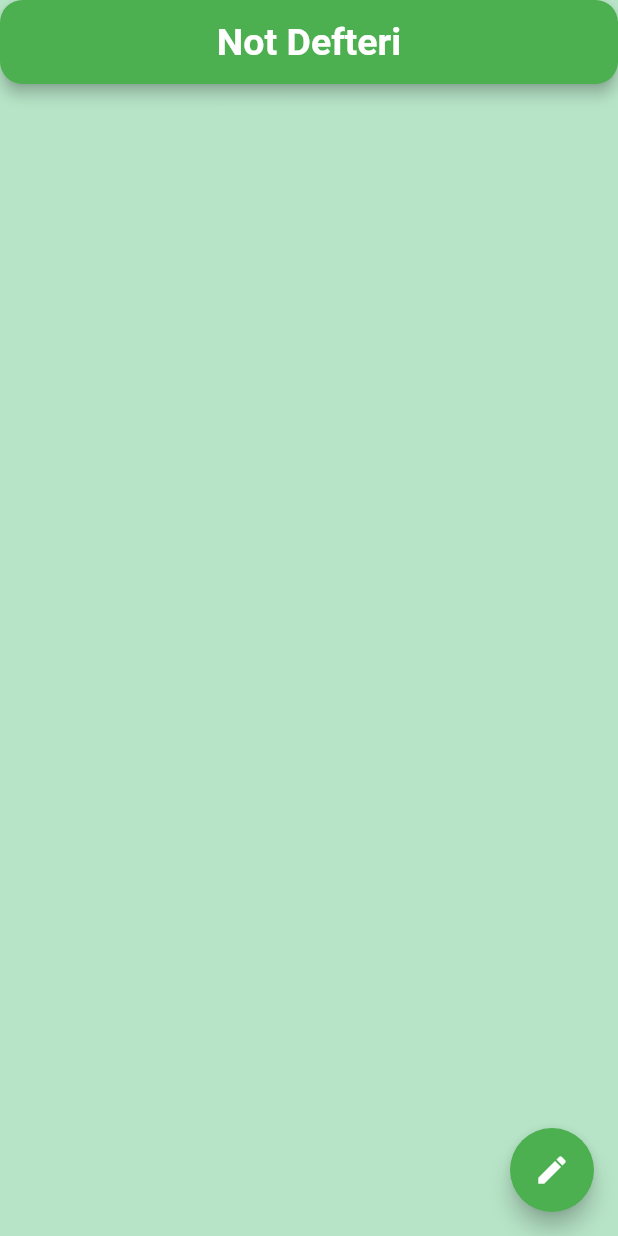
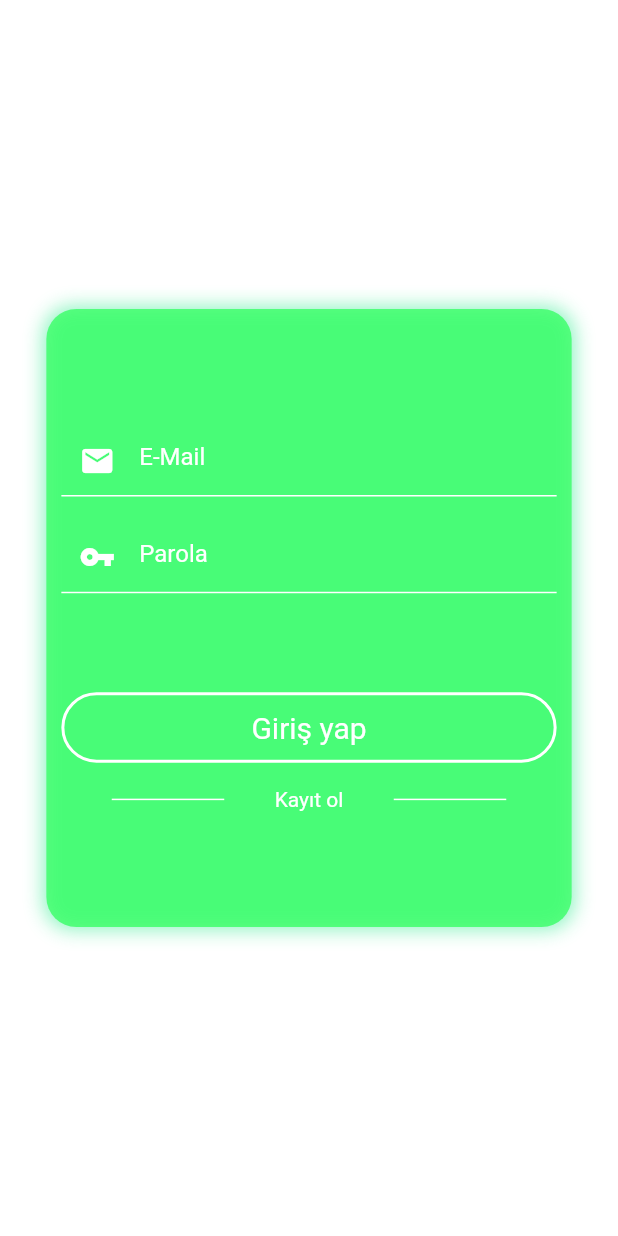
Before and after one commit to alisahin718/note_app, a Flutter app: the screen it shows after launch, on a phone screen of 412 x 824 dp. Run offline on Flutter 3.47's test engine with Material 2 defaults, Android fonts, the phone set to English and light mode, and no system bars; our stand-ins replace cloud_firestore, firebase_auth, firebase_core, sqflite; accounts and stored records are empty.

```diff
--- a/lib/main.dart
+++ b/lib/main.dart
@@ -1,6 +1,10 @@
+import 'package:firebase_core/firebase_core.dart';
 import 'package:flutter/material.dart';
+import 'package:flutter_note_app/screens/login.dart';
 import 'package:flutter_note_app/screens/note_list.dart';
-void main() {
+void main() async {
+  WidgetsFlutterBinding.ensureInitialized();
+  await Firebase.initializeApp();
   runApp(Home());
 }
 
@@ -13,7 +17,7 @@ class Home extends StatelessWidget {
       theme: ThemeData(
         primarySwatch: Colors.green,
       ),
-      home: NoteList(),
+      home: LoginPage(),
     );
   }
 }
--- /dev/null
+++ b/lib/screens/login.dart
@@ -0,0 +1,170 @@
+import 'package:flutter/material.dart';
+import 'package:flutter_note_app/screens/note_list.dart';
+import 'package:flutter_note_app/service/auth_service.dart';
+import 'package:flutter_note_app/screens/register.dart';
+
+class LoginPage extends StatefulWidget {
+  @override
+  _LoginPageState createState() => _LoginPageState();
+}
+
+class _LoginPageState extends State<LoginPage> {
+  final TextEditingController _emailController = TextEditingController();
+  final TextEditingController _passwordController = TextEditingController();
+
+  AuthService _authService = AuthService();
+
+  @override
+  Widget build(BuildContext context) {
+    var size = MediaQuery.of(context).size;
+    return Scaffold(
+      backgroundColor: Colors.white38,
+        body: Center(
+          child: Padding(
+            padding: const EdgeInsets.symmetric(horizontal: 10.0),
+            child: Container(
+              height: size.height * .5,
+              width: size.width * .85,
+              decoration: BoxDecoration(
+                  color: Color(0x9430ff5e).withOpacity(.75),
+                  borderRadius: BorderRadius.all(Radius.circular(20)),
+                  boxShadow: [
+                    BoxShadow(
+                        color: Colors.greenAccent.withOpacity(.75),
+                        blurRadius: 10,
+                        spreadRadius: 2)
+                  ]),
+              child: Padding(
+                padding: const EdgeInsets.all(10.0),
+                child: Center(
+                  child: Column(
+                    mainAxisAlignment: MainAxisAlignment.center,
+                    children: [
+                      TextField(
+                          controller: _emailController,
+                          style: TextStyle(
+                            color: Colors.white,
+                          ),
+                          cursorColor: Colors.white,
+                          keyboardType: TextInputType.emailAddress,
+                          decoration: InputDecoration(
+                            prefixIcon: Icon(
+                              Icons.mail,
+                              color: Colors.white,
+                            ),
+                            hintText: 'E-Mail',
+                            prefixText: ' ',
+                            hintStyle: TextStyle(color: Colors.white),
+                            focusColor: Colors.white,
+                            focusedBorder: UnderlineInputBorder(
+                                borderSide: BorderSide(
+                                  color: Colors.white,
+                                )),
+                            enabledBorder: UnderlineInputBorder(
+                                borderSide: BorderSide(
+                                  color: Colors.white,
+                                )),
+                          )),
+                      SizedBox(
+                        height: size.height * 0.02,
+                      ),
+                      TextField(
+                          style: TextStyle(
+                            color: Colors.white,
+                          ),
+                          cursorColor: Colors.white,
+                          controller: _passwordController,
+                          obscureText: true,
+                          decoration: InputDecoration(
+                            prefixIcon: Icon(
+                              Icons.vpn_key,
+                              color: Colors.white,
+                            ),
+                            hintText: 'Parola',
+                            prefixText: ' ',
+                            hintStyle: TextStyle(
+                              color: Colors.white,
+                            ),
+                            focusColor: Colors.white,
+                            focusedBorder: UnderlineInputBorder(
+                                borderSide: BorderSide(
+                                  color: Colors.white,
+                                )),
+                            enabledBorder: UnderlineInputBorder(
+                                borderSide: BorderSide(
+                                  color: Colors.white,
+                                )),
+                          )),
+                      SizedBox(
+                        height: size.height * 0.08,
+                      ),
+                      InkWell(
+                        onTap: () {
+                          _authService
+                              .signIn(
+                              _emailController.text, _passwordController.text)
+                              .then((value) {
+                            return Navigator.push(
+                                context,
+                                MaterialPageRoute(
+                                    builder: (context) => NoteList()));
+                          });
+                        },
+                        child: Container(
+                          padding: EdgeInsets.symmetric(vertical: 5),
+                          decoration: BoxDecoration(
+                              border: Border.all(color: Colors.white, width: 2),
+                              //color: colorPrimaryShade,
+                              borderRadius: BorderRadius.all(Radius.circular(30))),
+                          child: Padding(
+                            padding: const EdgeInsets.all(5.0),
+                            child: Center(
+                                child: Text(
+                                  "Giriş yap",
+                                  style: TextStyle(
+                                    color: Colors.white,
+                                    fontSize: 20,
+                                  ),
+                                )),
+                          ),
+                        ),
+                      ),
+                      SizedBox(
+                        height: size.height * 0.02,
+                      ),
+                      InkWell(
+                        onTap: () {
+                          Navigator.push(
+                              context,
+                              MaterialPageRoute(
+                                  builder: (context) => RegisterPage()));
+                        },
+                        child: Row(
+                          mainAxisAlignment: MainAxisAlignment.spaceEvenly,
+                          children: [
+                            Container(
+                              height: 1,
+                              width: 75,
+                              color: Colors.white,
+                            ),
+                            Text(
+                              "Kayıt ol",
+                              style: TextStyle(color: Colors.white),
+                            ),
+                            Container(
+                              height: 1,
+                              width: 75,
+                              color: Colors.white,
+                            ),
+                          ],
+                        ),
+                      )
+                    ],
+                  ),
+                ),
+              ),
+            ),
+          ),
+        ));
+  }
+}
--- a/pubspec.yaml
+++ b/pubspec.yaml
@@ -14,7 +14,10 @@ dependencies:
   cupertino_icons: ^0.1.3
   sqflite: any
   path_provider: any
-  intl: ^0.16.1
+  intl: ^0.17.0
+  firebase_core: ^1.3.0
+  cloud_firestore: ^2.2.2
+  firebase_auth: ^1.4.1
 
 
 dev_dependencies:
```
Also changed, not shown: lib/screens/note_list.dart (+6 -1 lines), lib/screens/register.dart (added, +231 -0 lines), lib/service/auth_service.dart (added, +32 -0 lines), pubspec.lock, 4 other files.
